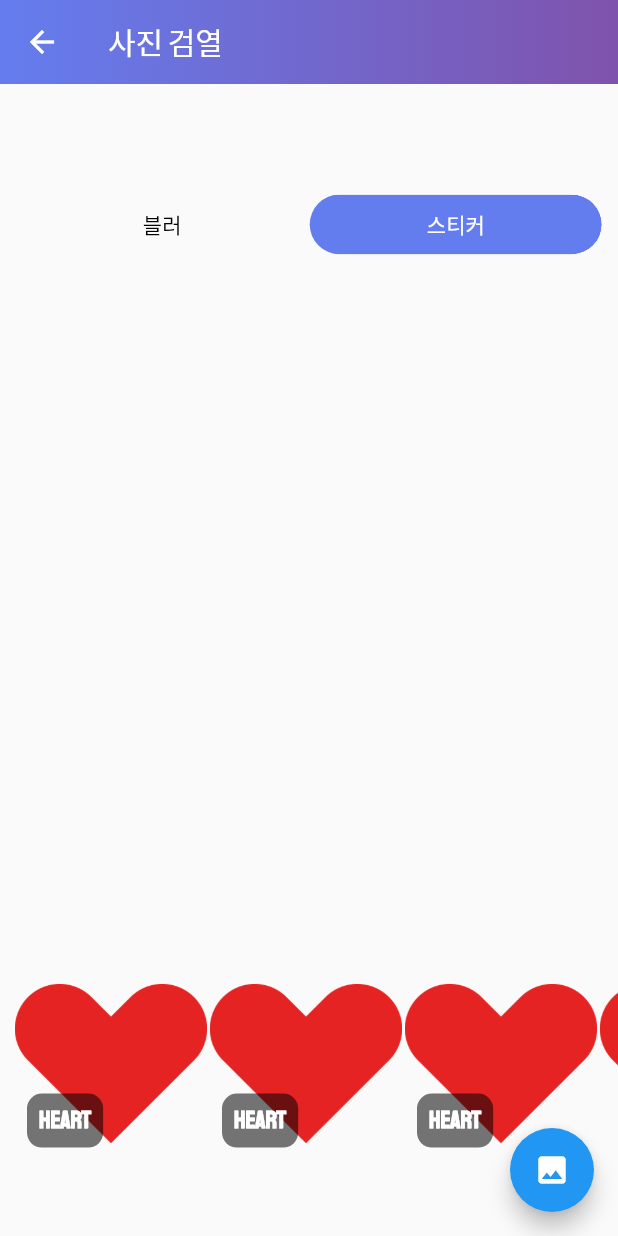
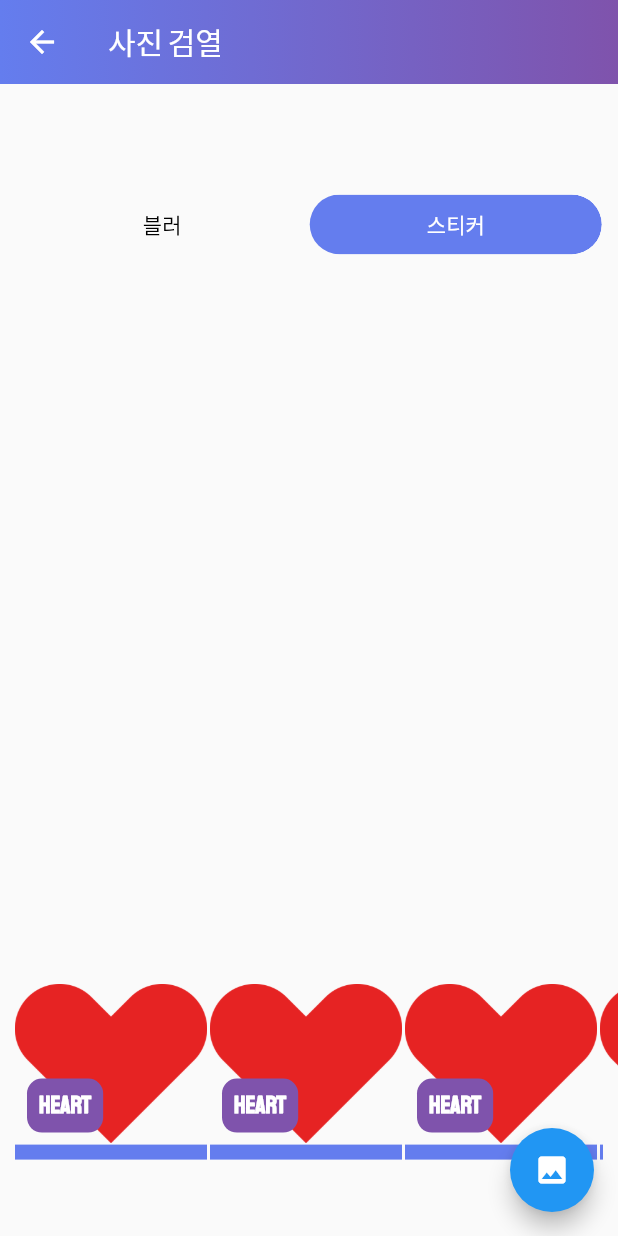
Before and after one commit to yeng2021/Data_tective-yeng, a Flutter app: the DetectionScreen screen opened directly with empty values, after a tap on "스티커", on a phone screen of 412 x 824 dp. Run offline on Flutter 3.47's test engine with Material 2 defaults, Android fonts, the phone set to English and light mode, and no system bars; drawn by our look-alikes of toggle_switch; our stand-ins replace convex_bottom_bar, image_picker, new_gradient_app_bar, shared_preferences; missing offline and left inert: google_ml_kit, image_picker_platform_interface, touchable; accounts and stored records are empty.

Commit message:
image picker에 삼항조건연산자 if else 로 변경, ImageSourceType 대신 ImageSource로 대체, ?? false ? 부분을 그냥 ? 로 변경

```diff
--- a/lib/detect/detection_screen.dart
+++ b/lib/detect/detection_screen.dart
@@ -544,8 +544,8 @@ class StickerOption extends StatelessWidget {
             decoration: BoxDecoration(
                 border: Border(
                     bottom: BorderSide(
-                      color: selected ?? false ? const Color(0xff647dee) : Colors.transparent,
-                      width: selected ?? false ? 10 : 0,
+                      color: selected ? Colors.transparent : const Color(0xff647dee),
+                      width: selected ? 0 : 10,
                     )
                 )
             ),
@@ -555,9 +555,7 @@ class StickerOption extends StatelessWidget {
                 duration: const Duration(milliseconds: 300),
                 padding: const EdgeInsets.all(8),
                 decoration: BoxDecoration(
-                  color: selected ?? false
-                      ? const Color(0xff7f53ac)
-                      : Colors.black54,
+                  color: selected ? Colors.black54 : const Color(0xff7f53ac),
                   borderRadius: BorderRadius.circular(10),
                 ),
                 child: Text(
```
Also changed, not shown: lib/home.dart (+8 -9 lines), lib/image_pick.dart (+45 -45 lines).
